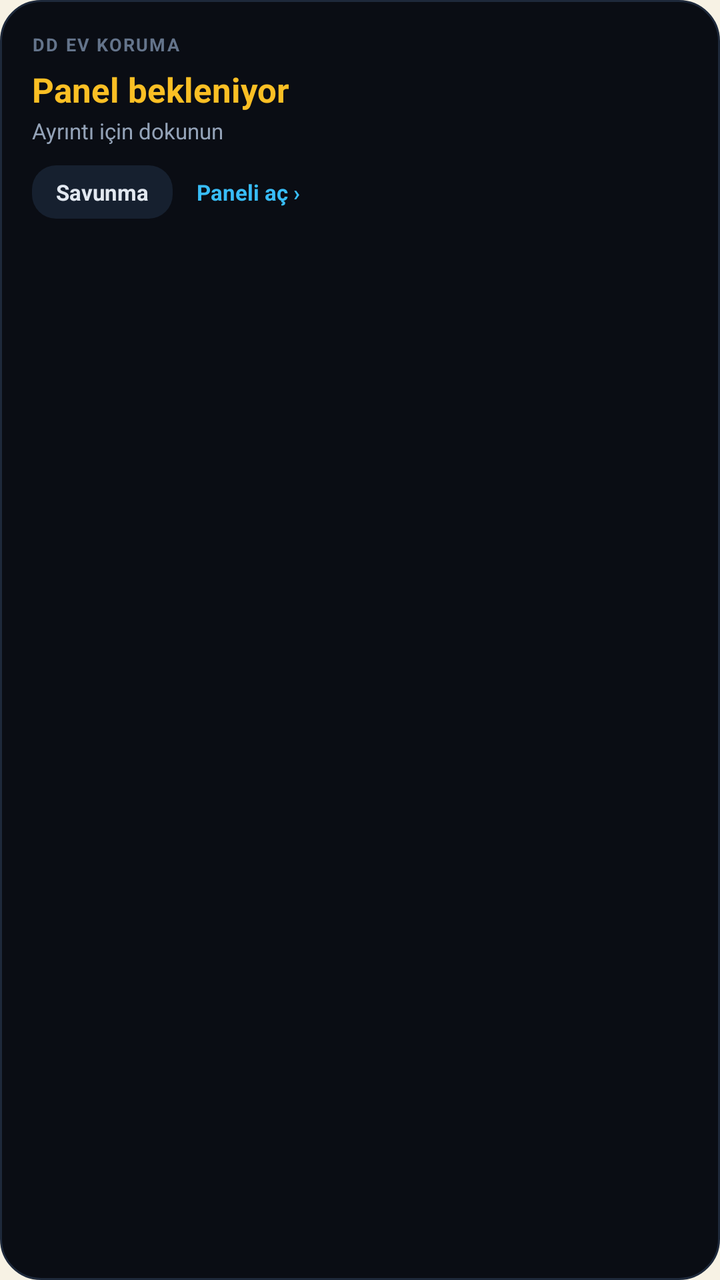
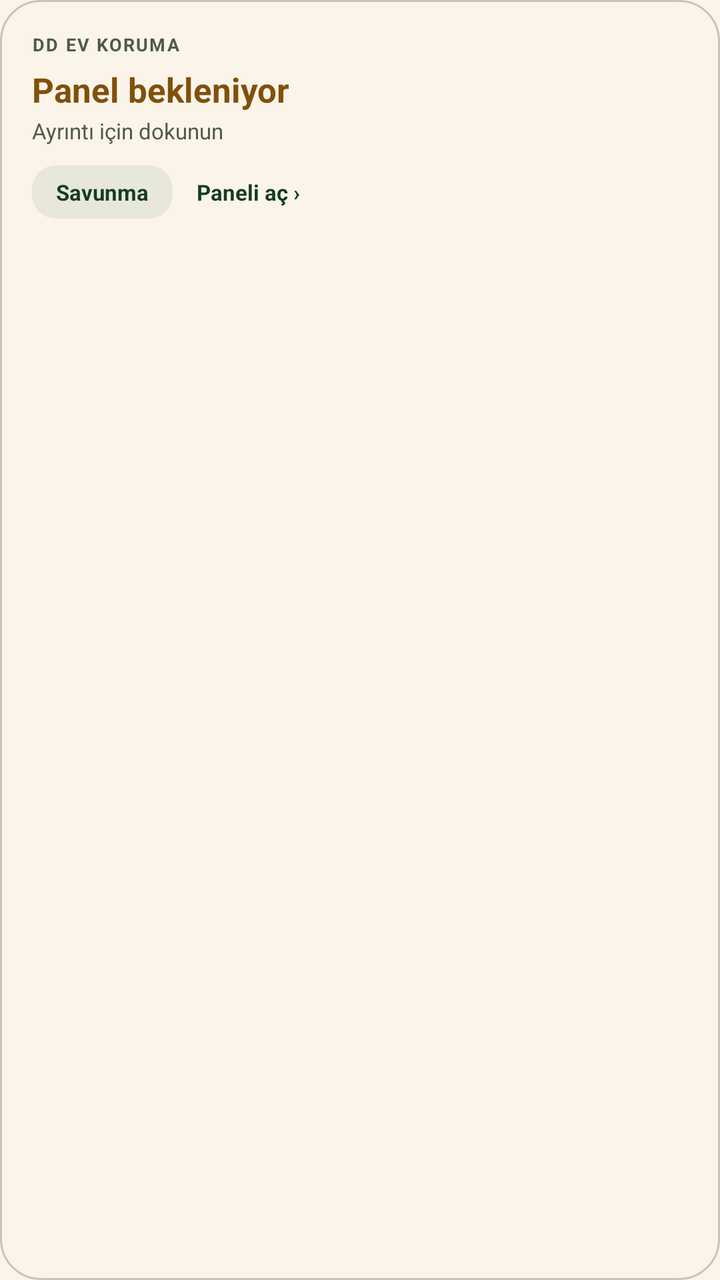

The first picture is an Android layout as it rendered before a commit; the second is the same layout after the commit. The layout source and the unified diff follow.
<!-- AndroidManifest.xml: application theme AppTheme -->
<!-- res/layout/widget_status.xml -->
<?xml version="1.0" encoding="utf-8"?>
<LinearLayout xmlns:android="http://schemas.android.com/apk/res/android"
    android:id="@+id/widget_root"
    android:layout_width="match_parent"
    android:layout_height="match_parent"
    android:background="@drawable/widget_bg"
    android:orientation="vertical"
    android:padding="16dp">

    <TextView
        android:layout_width="wrap_content"
        android:layout_height="wrap_content"
        android:letterSpacing="0.08"
        android:text="@string/widget_kicker"
        android:textColor="#64748B"
        android:textSize="9sp"
        android:textStyle="bold" />

    <TextView
        android:id="@+id/widget_status"
        android:layout_width="match_parent"
        android:layout_height="wrap_content"
        android:layout_marginTop="5dp"
        android:ellipsize="end"
        android:maxLines="1"
        android:text="@string/widget_waiting"
        android:textColor="#FBBF24"
        android:textSize="17sp"
        android:textStyle="bold" />

    <TextView
        android:id="@+id/widget_detail"
        android:layout_width="match_parent"
        android:layout_height="wrap_content"
        android:layout_marginTop="2dp"
        android:ellipsize="end"
        android:maxLines="1"
        android:text="@string/widget_tap_hint"
        android:textColor="#94A3B8"
        android:textSize="11sp" />

    <LinearLayout
        android:layout_width="match_parent"
        android:layout_height="wrap_content"
        android:layout_marginTop="10dp"
        android:orientation="horizontal">

        <TextView
            android:id="@+id/widget_guard"
            android:layout_width="wrap_content"
            android:layout_height="wrap_content"
            android:background="@drawable/widget_button_bg"
            android:paddingStart="12dp"
            android:paddingTop="6dp"
            android:paddingEnd="12dp"
            android:paddingBottom="6dp"
            android:text="@string/widget_action_guard"
            android:textColor="#E2E8F0"
            android:textSize="11sp"
            android:textStyle="bold" />

        <TextView
            android:layout_width="wrap_content"
            android:layout_height="wrap_content"
            android:layout_marginStart="8dp"
            android:paddingStart="4dp"
            android:paddingTop="6dp"
            android:paddingEnd="4dp"
            android:paddingBottom="6dp"
            android:text="@string/widget_action_open"
            android:textColor="#38BDF8"
            android:textSize="11sp"
            android:textStyle="bold" />
    </LinearLayout>

</LinearLayout>
<!-- resources referenced by this layout -->
<resources>
  <!-- drawable widget_bg (drawable) -->
  <?xml version="1.0" encoding="utf-8"?>
  <shape xmlns:android="http://schemas.android.com/apk/res/android"
      android:shape="rectangle">
      <solid android:color="#0A0D14" />
      <corners android:radius="20dp" />
      <stroke
          android:width="1dp"
          android:color="#1E293B" />
  </shape>
  <!-- drawable widget_button_bg (drawable) -->
  <?xml version="1.0" encoding="utf-8"?>
  <shape xmlns:android="http://schemas.android.com/apk/res/android"
      android:shape="rectangle">
      <solid android:color="#16202F" />
      <corners android:radius="12dp" />
  </shape>
  <string name="widget_action_guard">Savunma</string>
  <string name="widget_action_open">Paneli aç ›</string>
  <string name="widget_kicker">DD EV KORUMA</string>
  <string name="widget_tap_hint">Ayrıntı için dokunun</string>
  <string name="widget_waiting">Panel bekleniyor</string>
  <style name="AppTheme" parent="android:Theme.Material.NoActionBar">
          <item name="android:windowBackground">@drawable/splash</item>
          <item name="android:colorAccent">@color/accent</item>
          <item name="android:statusBarColor">@color/status_bar</item>
          <item name="android:navigationBarColor">@color/nav_bar</item>
          <item name="android:windowLightStatusBar">false</item>
          <item name="android:windowLightNavigationBar">false</item>
          <item name="android:windowNoTitle">true</item>
          <item name="android:windowActionModeOverlay">true</item>
      </style>
  <!-- drawable splash (drawable) -->
  <?xml version="1.0" encoding="utf-8"?>
  <layer-list xmlns:android="http://schemas.android.com/apk/res/android">
      <item android:drawable="@color/splash_background" />
      <item
          android:width="156dp"
          android:height="156dp"
          android:gravity="center"
          android:drawable="@mipmap/ic_launcher_foreground" />
  </layer-list>
  <color name="accent">#2F5B47</color>
  <color name="status_bar">#14251E</color>
  <color name="nav_bar">#14251E</color>
  <color name="splash_background">#F7F2E4</color>
</resources>

<!-- the commit's change to res/layout/widget_status.xml (unified diff, before → after) -->
@@ -12,7 +12,7 @@
         android:layout_height="wrap_content"
         android:letterSpacing="0.08"
         android:text="@string/widget_kicker"
-        android:textColor="#64748B"
+        android:textColor="@color/app_text_secondary"
         android:textSize="9sp"
         android:textStyle="bold" />
 
@@ -24,7 +24,7 @@
         android:ellipsize="end"
         android:maxLines="1"
         android:text="@string/widget_waiting"
-        android:textColor="#FBBF24"
+        android:textColor="@color/app_amber"
         android:textSize="17sp"
         android:textStyle="bold" />
 
@@ -36,7 +36,7 @@
         android:ellipsize="end"
         android:maxLines="1"
         android:text="@string/widget_tap_hint"
-        android:textColor="#94A3B8"
+        android:textColor="@color/app_text_secondary"
         android:textSize="11sp" />
 
     <LinearLayout
@@ -55,7 +55,7 @@
             android:paddingEnd="12dp"
             android:paddingBottom="6dp"
             android:text="@string/widget_action_guard"
-            android:textColor="#E2E8F0"
+            android:textColor="@color/app_on_background"
             android:textSize="11sp"
             android:textStyle="bold" />
 
@@ -68,7 +68,7 @@
             android:paddingEnd="4dp"
             android:paddingBottom="6dp"
             android:text="@string/widget_action_open"
-            android:textColor="#38BDF8"
+            android:textColor="@color/app_on_background"
             android:textSize="11sp"
             android:textStyle="bold" />
     </LinearLayout>
<!-- resource entries referenced after the edit -->
@@ -1,20 +1,23 @@
 <!-- resources referenced by this layout -->
 <resources>
+  <color name="app_amber">#81500B</color>
+  <color name="app_on_background">#163B25</color>
+  <color name="app_text_secondary">#4F594D</color>
   <!-- drawable widget_bg (drawable) -->
   <?xml version="1.0" encoding="utf-8"?>
   <shape xmlns:android="http://schemas.android.com/apk/res/android"
       android:shape="rectangle">
-      <solid android:color="#0A0D14" />
+      <solid android:color="@color/app_background" />
       <corners android:radius="20dp" />
       <stroke
           android:width="1dp"
-          android:color="#1E293B" />
+          android:color="@color/app_border" />
   </shape>
   <!-- drawable widget_button_bg (drawable) -->
   <?xml version="1.0" encoding="utf-8"?>
   <shape xmlns:android="http://schemas.android.com/apk/res/android"
       android:shape="rectangle">
-      <solid android:color="#16202F" />
+      <solid android:color="@color/app_sage" />
       <corners android:radius="12dp" />
   </shape>
   <string name="widget_action_guard">Savunma</string>
@@ -22,29 +25,28 @@
   <string name="widget_kicker">DD EV KORUMA</string>
   <string name="widget_tap_hint">Ayrıntı için dokunun</string>
   <string name="widget_waiting">Panel bekleniyor</string>
-  <style name="AppTheme" parent="android:Theme.Material.NoActionBar">
+  <style name="AppTheme" parent="AppTheme.Base" />
+  <color name="app_background">#FAF4E9</color>
+  <color name="app_border">#C5C7B4</color>
+  <color name="app_sage">#E7E8D9</color>
+  <style name="AppTheme.Base" parent="android:Theme.Material.Light.NoActionBar">
           <item name="android:windowBackground">@drawable/splash</item>
-          <item name="android:colorAccent">@color/accent</item>
-          <item name="android:statusBarColor">@color/status_bar</item>
-          <item name="android:navigationBarColor">@color/nav_bar</item>
-          <item name="android:windowLightStatusBar">false</item>
-          <item name="android:windowLightNavigationBar">false</item>
+          <item name="android:colorAccent">@color/app_on_background</item>
+          <item name="android:statusBarColor">@color/app_background</item>
+          <item name="android:navigationBarColor">@android:color/black</item>
+          <item name="android:windowLightStatusBar">true</item>
           <item name="android:windowNoTitle">true</item>
           <item name="android:windowActionModeOverlay">true</item>
       </style>
   <!-- drawable splash (drawable) -->
   <?xml version="1.0" encoding="utf-8"?>
   <layer-list xmlns:android="http://schemas.android.com/apk/res/android">
-      <item android:drawable="@color/splash_background" />
+      <item android:drawable="@color/app_background" />
       <item
           android:width="156dp"
           android:height="156dp"
           android:gravity="center"
           android:drawable="@mipmap/ic_launcher_foreground" />
   </layer-list>
-  <color name="accent">#2F5B47</color>
-  <color name="status_bar">#14251E</color>
-  <color name="nav_bar">#14251E</color>
-  <color name="splash_background">#F7F2E4</color>
 </resources>
 
